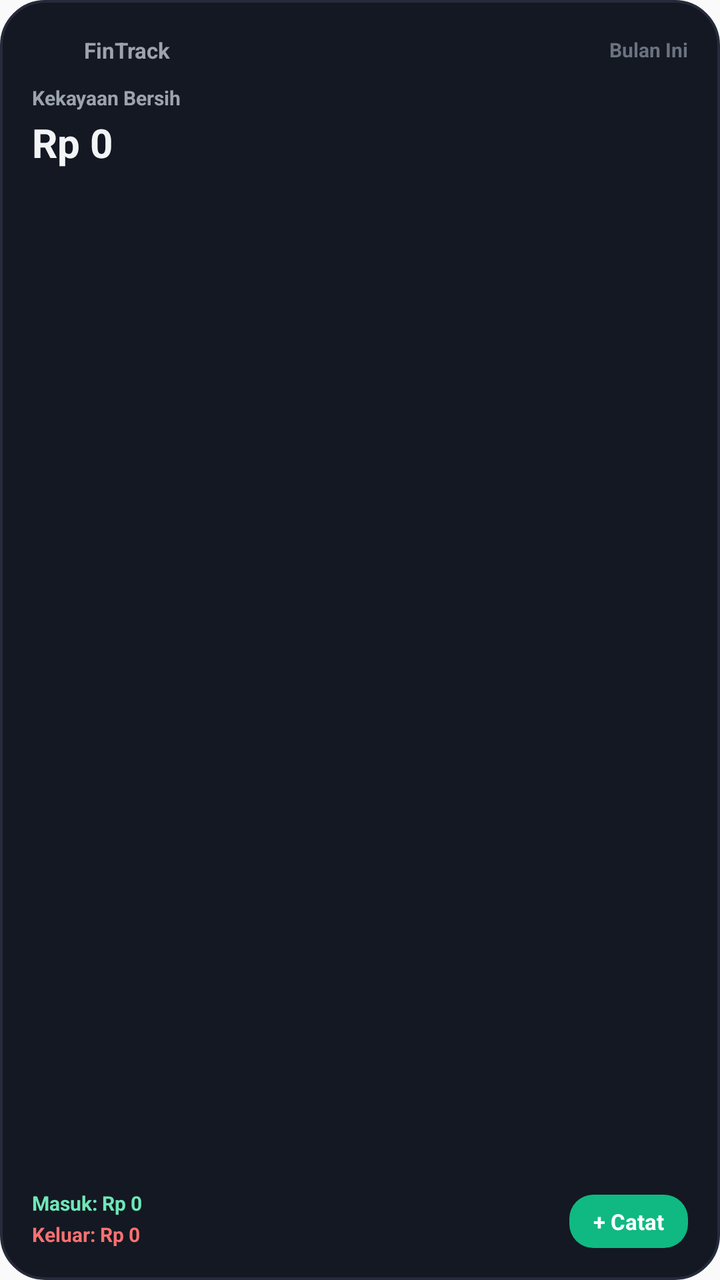
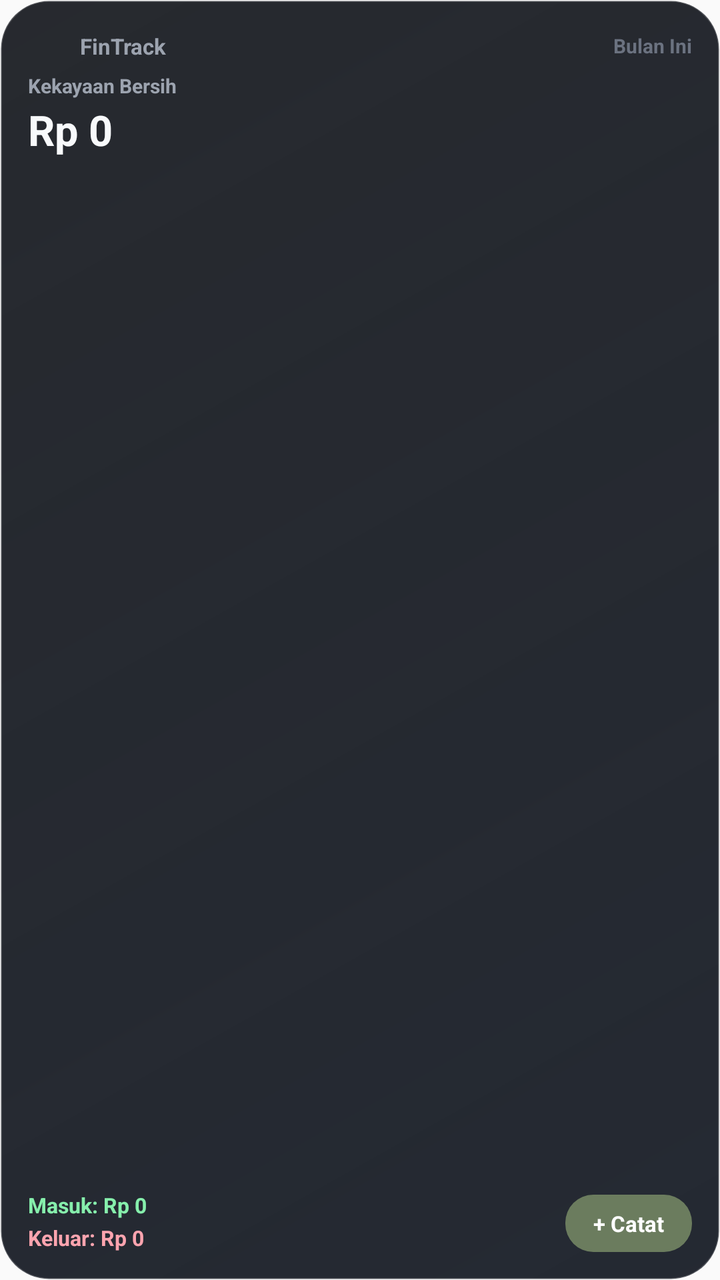

Before-and-after screenshots of an Android layout around one commit, followed by the original layout XML and the change that was made.
<!-- AndroidManifest.xml: application theme AppTheme -->
<!-- res/layout/widget_fintrack_balance.xml -->
<?xml version="1.0" encoding="utf-8"?>
<LinearLayout xmlns:android="http://schemas.android.com/apk/res/android"
    android:id="@+id/widget_container"
    android:layout_width="match_parent"
    android:layout_height="match_parent"
    android:background="@drawable/widget_bg"
    android:orientation="vertical"
    android:padding="16dp">

    
    <LinearLayout
        android:layout_width="match_parent"
        android:layout_height="wrap_content"
        android:gravity="center_vertical"
        android:orientation="horizontal">

        <ImageView
            android:layout_width="18dp"
            android:layout_height="18dp"
            android:src="@mipmap/ic_launcher" />

        <TextView
            android:layout_width="0dp"
            android:layout_height="wrap_content"
            android:layout_marginStart="8dp"
            android:layout_weight="1"
            android:text="FinTrack"
            android:textColor="#9CA3AF"
            android:textSize="11sp"
            android:textStyle="bold" />

        <TextView
            android:id="@+id/widget_period_label"
            android:layout_width="wrap_content"
            android:layout_height="wrap_content"
            android:text="Bulan Ini"
            android:textColor="#6B7280"
            android:textSize="10sp"
            android:textStyle="bold" />
    </LinearLayout>

    
    <TextView
        android:id="@+id/widget_balance_label"
        android:layout_width="wrap_content"
        android:layout_height="wrap_content"
        android:layout_marginTop="8dp"
        android:text="Kekayaan Bersih"
        android:textColor="#9CA3AF"
        android:textSize="10sp"
        android:textStyle="bold" />

    <TextView
        android:id="@+id/widget_total_balance"
        android:layout_width="wrap_content"
        android:layout_height="wrap_content"
        android:layout_marginTop="2dp"
        android:text="Rp 0"
        android:textColor="#F3F4F6"
        android:textSize="20sp"
        android:textStyle="bold" />

    
    <ImageView
        android:id="@+id/widget_sparkline"
        android:layout_width="match_parent"
        android:layout_height="36dp"
        android:layout_marginTop="4dp"
        android:layout_marginBottom="4dp"
        android:scaleType="fitXY"
        android:visibility="gone"
        android:contentDescription="Tren Kekayaan Bersih" />

    
    <LinearLayout
        android:layout_width="match_parent"
        android:layout_height="0dp"
        android:layout_marginTop="10dp"
        android:layout_weight="1"
        android:gravity="bottom|center_vertical"
        android:orientation="horizontal">

        <LinearLayout
            android:layout_width="0dp"
            android:layout_height="wrap_content"
            android:layout_weight="1"
            android:orientation="vertical">

            <TextView
                android:id="@+id/widget_income_text"
                android:layout_width="wrap_content"
                android:layout_height="wrap_content"
                android:text="Masuk: Rp 0"
                android:textColor="#6EE7B7"
                android:textSize="10sp"
                android:textStyle="bold" />

            <TextView
                android:id="@+id/widget_expense_text"
                android:layout_width="wrap_content"
                android:layout_height="wrap_content"
                android:layout_marginTop="2dp"
                android:text="Keluar: Rp 0"
                android:textColor="#F87171"
                android:textSize="10sp"
                android:textStyle="bold" />
        </LinearLayout>

        <TextView
            android:id="@+id/widget_btn_add"
            android:layout_width="wrap_content"
            android:layout_height="wrap_content"
            android:background="@drawable/widget_btn_bg"
            android:paddingStart="12dp"
            android:paddingTop="6dp"
            android:paddingEnd="12dp"
            android:paddingBottom="6dp"
            android:text="+ Catat"
            android:textColor="#FFFFFF"
            android:textSize="11sp"
            android:textStyle="bold" />
    </LinearLayout>

</LinearLayout>
<!-- resources referenced by this layout -->
<resources>
  <!-- drawable widget_bg (drawable) -->
  <?xml version="1.0" encoding="utf-8"?>
  <shape xmlns:android="http://schemas.android.com/apk/res/android"
      android:shape="rectangle">
      <solid android:color="#141822" />
      <corners android:radius="22dp" />
      <stroke
          android:width="1.2dp"
          android:color="#252B3B" />
  </shape>
  <!-- drawable widget_btn_bg (drawable) -->
  <?xml version="1.0" encoding="utf-8"?>
  <shape xmlns:android="http://schemas.android.com/apk/res/android"
      android:shape="rectangle">
      <solid android:color="#10B981" />
      <corners android:radius="12dp" />
  </shape>
  <!-- mipmap ic_launcher (mipmap-anydpi-v26) -->
  <?xml version="1.0" encoding="utf-8"?>
  <adaptive-icon xmlns:android="http://schemas.android.com/apk/res/android">
      <background android:drawable="@color/ic_launcher_background"/>
      <foreground android:drawable="@mipmap/ic_launcher_foreground"/>
  </adaptive-icon>
  <style name="AppTheme" parent="Theme.AppCompat.Light.DarkActionBar">
          
          <item name="colorPrimary">@color/colorPrimary</item>
          <item name="colorPrimaryDark">@color/colorPrimaryDark</item>
          <item name="colorAccent">@color/colorAccent</item>
      </style>
  <color name="ic_launcher_background">#18221B</color>
</resources>

<!-- the commit's change to res/layout/widget_fintrack_balance.xml (unified diff, before → after) -->
@@ -5,7 +5,7 @@
     android:layout_height="match_parent"
     android:background="@drawable/widget_bg"
     android:orientation="vertical"
-    android:padding="16dp">
+    android:padding="14dp">
 
     
     <LinearLayout
@@ -17,7 +17,8 @@
         <ImageView
             android:layout_width="18dp"
             android:layout_height="18dp"
-            android:src="@mipmap/ic_launcher" />
+            android:src="@mipmap/ic_launcher"
+            android:contentDescription="@string/app_name" />
 
         <TextView
             android:layout_width="0dp"
@@ -44,7 +45,7 @@
         android:id="@+id/widget_balance_label"
         android:layout_width="wrap_content"
         android:layout_height="wrap_content"
-        android:layout_marginTop="8dp"
+        android:layout_marginTop="4dp"
         android:text="Kekayaan Bersih"
         android:textColor="#9CA3AF"
         android:textSize="10sp"
@@ -54,19 +55,21 @@
         android:id="@+id/widget_total_balance"
         android:layout_width="wrap_content"
         android:layout_height="wrap_content"
-        android:layout_marginTop="2dp"
+        android:layout_marginTop="1dp"
+        android:maxLines="1"
+        android:ellipsize="end"
         android:text="Rp 0"
-        android:textColor="#F3F4F6"
-        android:textSize="20sp"
+        android:textColor="#F8FAFC"
+        android:textSize="21sp"
         android:textStyle="bold" />
 
     
     <ImageView
         android:id="@+id/widget_sparkline"
         android:layout_width="match_parent"
-        android:layout_height="36dp"
-        android:layout_marginTop="4dp"
-        android:layout_marginBottom="4dp"
+        android:layout_height="34dp"
+        android:layout_marginTop="2dp"
+        android:layout_marginBottom="2dp"
         android:scaleType="fitXY"
         android:visibility="gone"
         android:contentDescription="Tren Kekayaan Bersih" />
@@ -75,7 +78,7 @@
     <LinearLayout
         android:layout_width="match_parent"
         android:layout_height="0dp"
-        android:layout_marginTop="10dp"
+        android:layout_marginTop="8dp"
         android:layout_weight="1"
         android:gravity="bottom|center_vertical"
         android:orientation="horizontal">
@@ -90,9 +93,11 @@
                 android:id="@+id/widget_income_text"
                 android:layout_width="wrap_content"
                 android:layout_height="wrap_content"
+                android:maxLines="1"
+                android:ellipsize="end"
                 android:text="Masuk: Rp 0"
-                android:textColor="#6EE7B7"
-                android:textSize="10sp"
+                android:textColor="#86EFAC"
+                android:textSize="10.5sp"
                 android:textStyle="bold" />
 
             <TextView
@@ -100,9 +105,11 @@
                 android:layout_width="wrap_content"
                 android:layout_height="wrap_content"
                 android:layout_marginTop="2dp"
+                android:maxLines="1"
+                android:ellipsize="end"
                 android:text="Keluar: Rp 0"
-                android:textColor="#F87171"
-                android:textSize="10sp"
+                android:textColor="#FDA4AF"
+                android:textSize="10.5sp"
                 android:textStyle="bold" />
         </LinearLayout>
 
@@ -111,10 +118,10 @@
             android:layout_width="wrap_content"
             android:layout_height="wrap_content"
             android:background="@drawable/widget_btn_bg"
-            android:paddingStart="12dp"
-            android:paddingTop="6dp"
-            android:paddingEnd="12dp"
-            android:paddingBottom="6dp"
+            android:paddingStart="14dp"
+            android:paddingTop="7dp"
+            android:paddingEnd="14dp"
+            android:paddingBottom="7dp"
             android:text="+ Catat"
             android:textColor="#FFFFFF"
             android:textSize="11sp"
<!-- resource entries referenced after the edit -->
@@ -4,25 +4,29 @@
   <?xml version="1.0" encoding="utf-8"?>
   <shape xmlns:android="http://schemas.android.com/apk/res/android"
       android:shape="rectangle">
-      <solid android:color="#141822" />
-      <corners android:radius="22dp" />
+      <gradient
+          android:startColor="#EE151A24"
+          android:endColor="#E60F1218"
+          android:angle="135" />
+      <corners android:radius="24dp" />
       <stroke
-          android:width="1.2dp"
-          android:color="#252B3B" />
+          android:width="1dp"
+          android:color="#33FFFFFF" />
   </shape>
   <!-- drawable widget_btn_bg (drawable) -->
   <?xml version="1.0" encoding="utf-8"?>
   <shape xmlns:android="http://schemas.android.com/apk/res/android"
       android:shape="rectangle">
-      <solid android:color="#10B981" />
-      <corners android:radius="12dp" />
+      <solid android:color="#6B7C5E" />
+      <corners android:radius="14dp" />
   </shape>
   <!-- mipmap ic_launcher (mipmap-anydpi-v26) -->
   <?xml version="1.0" encoding="utf-8"?>
   <adaptive-icon xmlns:android="http://schemas.android.com/apk/res/android">
       <background android:drawable="@color/ic_launcher_background"/>
-      <foreground android:drawable="@mipmap/ic_launcher_foreground"/>
+      <foreground android:drawable="@drawable/ic_launcher_foreground"/>
   </adaptive-icon>
+  <string name="app_name">FinTrack</string>
   <style name="AppTheme" parent="Theme.AppCompat.Light.DarkActionBar">
           
           <item name="colorPrimary">@color/colorPrimary</item>
@@ -30,5 +34,31 @@
           <item name="colorAccent">@color/colorAccent</item>
       </style>
   <color name="ic_launcher_background">#18221B</color>
+  <!-- drawable ic_launcher_foreground (drawable-v24) -->
+  <vector xmlns:android="http://schemas.android.com/apk/res/android"
+      android:width="108dp"
+      android:height="108dp"
+      android:viewportWidth="108"
+      android:viewportHeight="108">
+      
+      <path
+          android:fillColor="#4C6B54"
+          android:pathData="M30.5,63 L37.5,63 C38.88,63 40,64.12 40,65.5 L40,75.5 C40,76.88 38.88,78 37.5,78 L30.5,78 C29.12,78 28,76.88 28,75.5 L28,65.5 C28,64.12 29.12,63 30.5,63 Z" />
+      
+      <path
+          android:fillColor="#8AA68F"
+          android:pathData="M50.5,51 L57.5,51 C58.88,51 60,52.12 60,53.5 L60,75.5 C60,76.88 58.88,78 57.5,78 L50.5,78 C49.12,78 48,76.88 48,75.5 L48,53.5 C48,52.12 49.12,51 50.5,51 Z" />
+      
+      <path
+          android:fillColor="#A15A42"
+          android:pathData="M70.5,34 L77.5,34 C78.88,34 80,35.12 80,36.5 L80,75.5 C80,76.88 78.88,78 77.5,78 L70.5,78 C69.12,78 68,76.88 68,75.5 L68,36.5 C68,35.12 69.12,34 70.5,34 Z" />
+      
+      <path
+          android:fillColor="#F3EEE2"
+          android:pathData="M74,34 L80,34 L80,40 Z" />
+  </vector>
+  <color name="colorPrimary">#0F1218</color>
+  <color name="colorPrimaryDark">#0B0F1A</color>
+  <color name="colorAccent">#6B7C5E</color>
 </resources>
 
